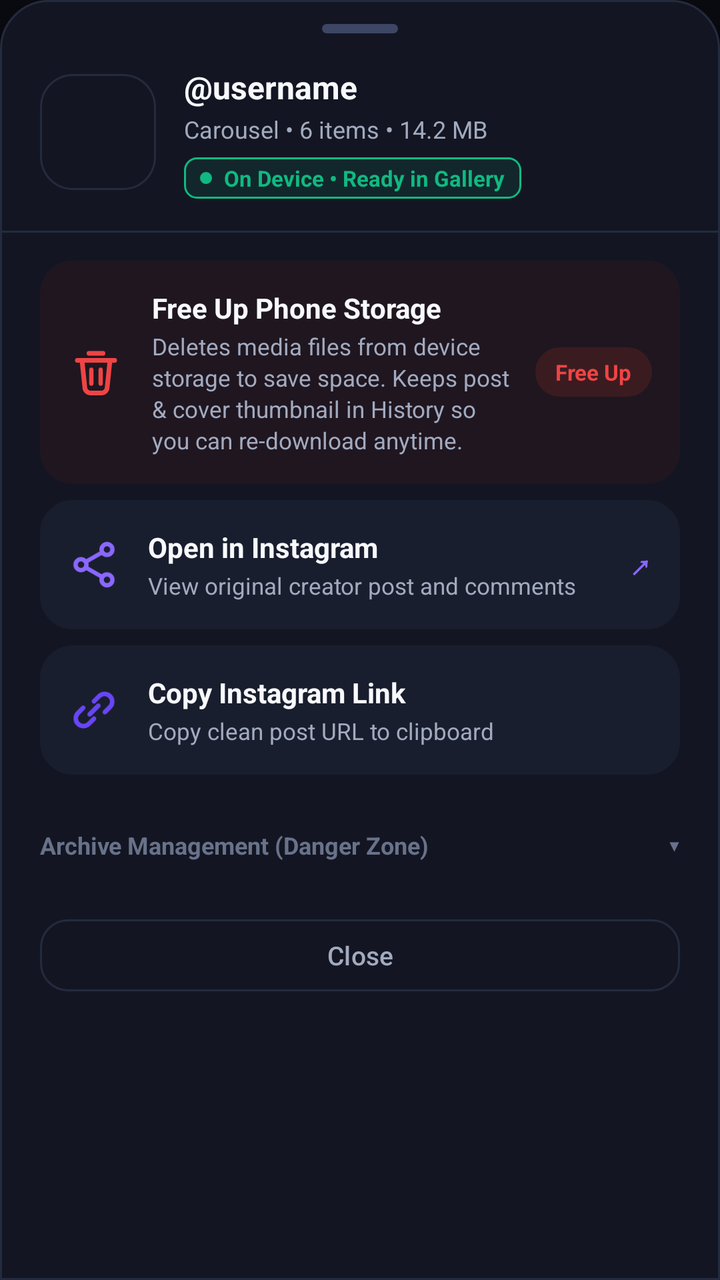
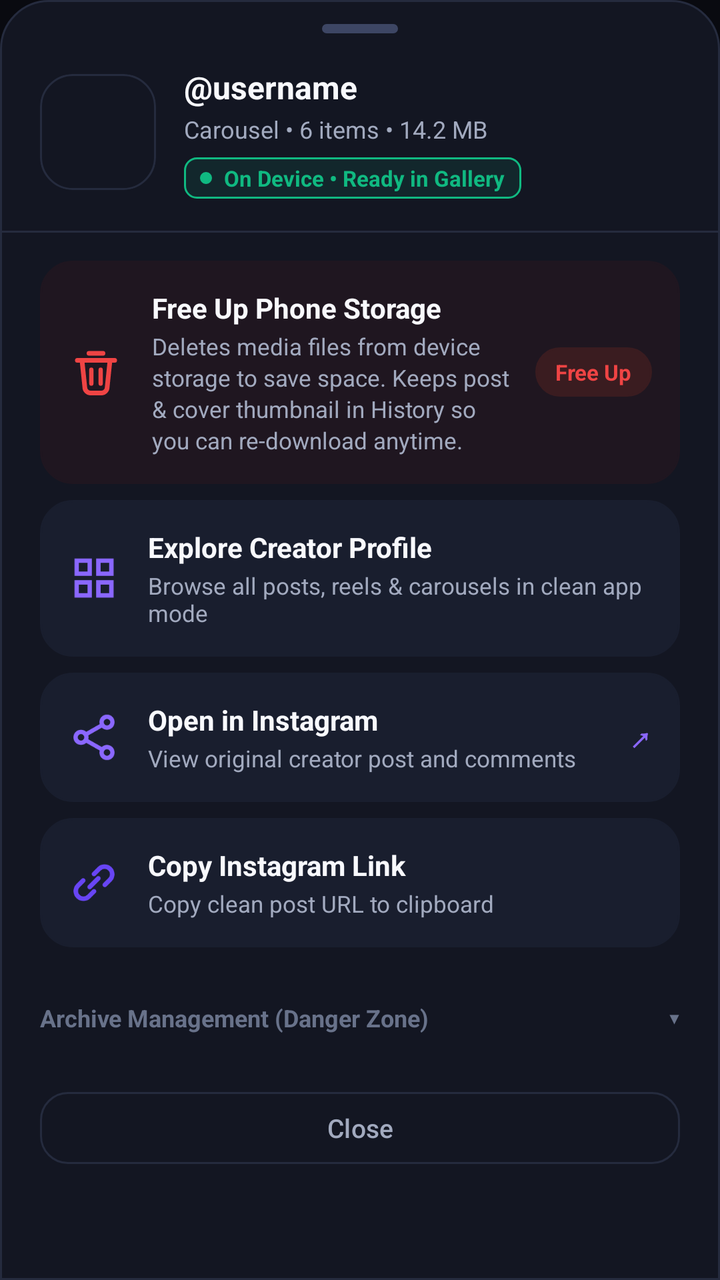

Before-and-after screenshots of an Android layout around one commit, followed by the original layout XML and the change that was made.
<!-- AndroidManifest.xml: application theme Theme.InstaSave -->
<!-- res/layout/bottom_sheet_history_item_options.xml -->
<?xml version="1.0" encoding="utf-8"?>
<LinearLayout xmlns:android="http://schemas.android.com/apk/res/android"
    xmlns:app="http://schemas.android.com/apk/res-auto"
    android:layout_width="match_parent"
    android:layout_height="wrap_content"
    android:orientation="vertical"
    android:background="@drawable/bg_bottom_sheet"
    android:paddingBottom="24dp">

    
    <View
        android:layout_width="38dp"
        android:layout_height="4.5dp"
        android:layout_gravity="center_horizontal"
        android:layout_marginTop="12dp"
        android:layout_marginBottom="16dp"
        android:background="@drawable/card_background"
        android:backgroundTint="#3D4664" />

    
    <LinearLayout
        android:layout_width="match_parent"
        android:layout_height="wrap_content"
        android:orientation="horizontal"
        android:gravity="center_vertical"
        android:paddingHorizontal="20dp"
        android:paddingBottom="16dp">

        <ImageView
            android:id="@+id/ivOptionsThumbnail"
            android:layout_width="58dp"
            android:layout_height="58dp"
            android:scaleType="centerCrop"
            android:background="@drawable/card_background"
            android:clipToOutline="true"
            android:contentDescription="Post Thumbnail" />

        <LinearLayout
            android:layout_width="0dp"
            android:layout_height="wrap_content"
            android:layout_weight="1"
            android:orientation="vertical"
            android:layout_marginStart="14dp">

            <TextView
                android:id="@+id/tvOptionsTitle"
                android:layout_width="wrap_content"
                android:layout_height="wrap_content"
                android:text="@username"
                android:textColor="@color/text_primary"
                android:textSize="16sp"
                android:textStyle="bold"
                android:singleLine="true"
                android:ellipsize="end" />

            <TextView
                android:id="@+id/tvOptionsSubtitle"
                android:layout_width="wrap_content"
                android:layout_height="wrap_content"
                android:layout_marginTop="2dp"
                android:text="Carousel • 6 items • 14.2 MB"
                android:textColor="@color/text_secondary"
                android:textSize="12sp" />

            
            <LinearLayout
                android:id="@+id/layoutOptionsStatusBadge"
                android:layout_width="wrap_content"
                android:layout_height="wrap_content"
                android:orientation="horizontal"
                android:gravity="center_vertical"
                android:paddingHorizontal="8dp"
                android:paddingVertical="3dp"
                android:layout_marginTop="6dp"
                android:background="@drawable/badge_status_downloaded">

                <View
                    android:id="@+id/dotOptionsStatus"
                    android:layout_width="6dp"
                    android:layout_height="6dp"
                    android:background="@drawable/dot_indicator" />

                <TextView
                    android:id="@+id/tvOptionsStatus"
                    android:layout_width="wrap_content"
                    android:layout_height="wrap_content"
                    android:layout_marginStart="6dp"
                    android:text="On Device • Ready in Gallery"
                    android:textColor="@color/status_green"
                    android:textSize="11sp"
                    android:textStyle="bold" />
            </LinearLayout>
        </LinearLayout>
    </LinearLayout>

    <View
        android:layout_width="match_parent"
        android:layout_height="1dp"
        android:background="@color/card_stroke"
        android:layout_marginBottom="14dp" />

    
    <LinearLayout
        android:layout_width="match_parent"
        android:layout_height="wrap_content"
        android:orientation="vertical"
        android:paddingHorizontal="20dp">

        
        <LinearLayout
            android:id="@+id/cardStorageAction"
            android:layout_width="match_parent"
            android:layout_height="wrap_content"
            android:orientation="horizontal"
            android:gravity="center_vertical"
            android:background="@drawable/card_background"
            android:backgroundTint="#1F1620"
            android:padding="14dp"
            android:clickable="true"
            android:focusable="true">

            <ImageView
                android:id="@+id/ivStorageActionIcon"
                android:layout_width="28dp"
                android:layout_height="28dp"
                android:src="@drawable/ic_delete"
                android:tint="#EF4444"
                android:contentDescription="Storage Action" />

            <LinearLayout
                android:layout_width="0dp"
                android:layout_height="wrap_content"
                android:layout_weight="1"
                android:orientation="vertical"
                android:layout_marginStart="14dp"
                android:layout_marginEnd="8dp">

                <TextView
                    android:id="@+id/tvStorageActionTitle"
                    android:layout_width="wrap_content"
                    android:layout_height="wrap_content"
                    android:text="Free Up Phone Storage"
                    android:textColor="@color/text_primary"
                    android:textSize="14sp"
                    android:textStyle="bold" />

                <TextView
                    android:id="@+id/tvStorageActionSubtitle"
                    android:layout_width="wrap_content"
                    android:layout_height="wrap_content"
                    android:layout_marginTop="2dp"
                    android:text="Deletes media files from device storage to save space. Keeps post &amp; cover thumbnail in History so you can re-download anytime."
                    android:textColor="@color/text_secondary"
                    android:textSize="11.5sp"
                    android:lineSpacingExtra="2dp" />
            </LinearLayout>

            <TextView
                android:id="@+id/tvStorageActionPill"
                android:layout_width="wrap_content"
                android:layout_height="wrap_content"
                android:text="Free Up"
                android:textColor="#EF4444"
                android:textSize="11sp"
                android:textStyle="bold"
                android:background="@drawable/card_background"
                android:backgroundTint="#3A1C20"
                android:paddingHorizontal="10dp"
                android:paddingVertical="5dp" />
        </LinearLayout>

        
        <LinearLayout
            android:id="@+id/cardOpenInstagram"
            android:layout_width="match_parent"
            android:layout_height="wrap_content"
            android:orientation="horizontal"
            android:gravity="center_vertical"
            android:background="@drawable/card_background"
            android:backgroundTint="@color/surface_variant"
            android:padding="14dp"
            android:layout_marginTop="8dp"
            android:clickable="true"
            android:focusable="true">

            <ImageView
                android:layout_width="26dp"
                android:layout_height="26dp"
                android:src="@drawable/ic_share"
                android:tint="@color/insta_pink"
                android:contentDescription="Open in Instagram" />

            <LinearLayout
                android:layout_width="0dp"
                android:layout_height="wrap_content"
                android:layout_weight="1"
                android:orientation="vertical"
                android:layout_marginStart="14dp">

                <TextView
                    android:layout_width="wrap_content"
                    android:layout_height="wrap_content"
                    android:text="Open in Instagram"
                    android:textColor="@color/text_primary"
                    android:textSize="14sp"
                    android:textStyle="bold" />

                <TextView
                    android:layout_width="wrap_content"
                    android:layout_height="wrap_content"
                    android:layout_marginTop="2dp"
                    android:text="View original creator post and comments"
                    android:textColor="@color/text_secondary"
                    android:textSize="11.5sp" />
            </LinearLayout>

            <TextView
                android:layout_width="wrap_content"
                android:layout_height="wrap_content"
                android:text="↗"
                android:textColor="@color/insta_pink"
                android:textSize="16sp"
                android:textStyle="bold" />
        </LinearLayout>

        
        <LinearLayout
            android:id="@+id/cardCopyLink"
            android:layout_width="match_parent"
            android:layout_height="wrap_content"
            android:orientation="horizontal"
            android:gravity="center_vertical"
            android:background="@drawable/card_background"
            android:backgroundTint="@color/surface_variant"
            android:padding="14dp"
            android:layout_marginTop="8dp"
            android:clickable="true"
            android:focusable="true">

            <ImageView
                android:layout_width="26dp"
                android:layout_height="26dp"
                android:src="@drawable/ic_link"
                android:tint="@color/insta_purple"
                android:contentDescription="Copy Link" />

            <LinearLayout
                android:layout_width="0dp"
                android:layout_height="wrap_content"
                android:layout_weight="1"
                android:orientation="vertical"
                android:layout_marginStart="14dp">

                <TextView
                    android:layout_width="wrap_content"
                    android:layout_height="wrap_content"
                    android:text="Copy Instagram Link"
                    android:textColor="@color/text_primary"
                    android:textSize="14sp"
                    android:textStyle="bold" />

                <TextView
                    android:layout_width="wrap_content"
                    android:layout_height="wrap_content"
                    android:layout_marginTop="2dp"
                    android:text="Copy clean post URL to clipboard"
                    android:textColor="@color/text_secondary"
                    android:textSize="11.5sp" />
            </LinearLayout>
        </LinearLayout>

        
        <LinearLayout
            android:id="@+id/layoutDangerHeader"
            android:layout_width="match_parent"
            android:layout_height="wrap_content"
            android:orientation="horizontal"
            android:gravity="center_vertical"
            android:layout_marginTop="16dp"
            android:paddingVertical="8dp"
            android:clickable="true"
            android:focusable="true">

            <TextView
                android:layout_width="0dp"
                android:layout_height="wrap_content"
                android:layout_weight="1"
                android:text="Archive Management (Danger Zone)"
                android:textColor="@color/text_muted"
                android:textSize="12sp"
                android:textStyle="bold" />

            <TextView
                android:id="@+id/tvDangerChevron"
                android:layout_width="wrap_content"
                android:layout_height="wrap_content"
                android:text="▾"
                android:textColor="@color/text_muted"
                android:textSize="16sp" />
        </LinearLayout>

        
        <LinearLayout
            android:id="@+id/layoutDangerContent"
            android:layout_width="match_parent"
            android:layout_height="wrap_content"
            android:orientation="vertical"
            android:background="@drawable/card_background"
            android:backgroundTint="#241215"
            android:padding="14dp"
            android:layout_marginTop="4dp"
            android:visibility="gone">

            <TextView
                android:layout_width="wrap_content"
                android:layout_height="wrap_content"
                android:text="⚠️ Permanent Archive Removal"
                android:textColor="#EF4444"
                android:textSize="12.5sp"
                android:textStyle="bold" />

            <TextView
                android:layout_width="wrap_content"
                android:layout_height="wrap_content"
                android:layout_marginTop="4dp"
                android:text="Removing from History will permanently erase this post record and saved thumbnail from your archive. You will not be able to re-download it from here."
                android:textColor="@color/text_secondary"
                android:textSize="11.5sp"
                android:lineSpacingExtra="2dp" />

            <Button
                android:id="@+id/btnPermanentDelete"
                style="@style/Widget.AppCompat.Button.Borderless"
                android:layout_width="match_parent"
                android:layout_height="40dp"
                android:text="Permanently Erase from History"
                android:textColor="#EF4444"
                android:textSize="12sp"
                android:textStyle="bold"
                android:background="@drawable/card_background"
                android:backgroundTint="#3B171A"
                android:layout_marginTop="12dp" />
        </LinearLayout>

        
        <com.google.android.material.button.MaterialButton
            android:id="@+id/btnCloseOptions"
            style="?attr/materialButtonOutlinedStyle"
            android:layout_width="match_parent"
            android:layout_height="44dp"
            android:text="Close"
            android:textColor="@color/text_secondary"
            android:textSize="13sp"
            app:cornerRadius="14dp"
            app:strokeColor="@color/card_stroke"
            android:layout_marginTop="14dp" />

    </LinearLayout>

</LinearLayout>
<!-- resources referenced by this layout -->
<resources>
  <color name="card_stroke">#252B3E</color>
  <color name="insta_pink">#8A67FF</color>
  <color name="insta_purple">#6845F5</color>
  <color name="status_green">#10B981</color>
  <color name="surface_variant">#191E2E</color>
  <color name="text_muted">#68728A</color>
  <color name="text_primary">#F8F9FD</color>
  <color name="text_secondary">#A2AABF</color>
  <!-- drawable badge_status_downloaded (drawable) -->
  <?xml version="1.0" encoding="utf-8"?>
  <shape xmlns:android="http://schemas.android.com/apk/res/android"
      android:shape="rectangle">
      <solid android:color="@color/status_green_bg" />
      <corners android:radius="6dp" />
      <stroke
          android:width="1dp"
          android:color="@color/status_green" />
  </shape>
  <!-- drawable card_background (drawable) -->
  <?xml version="1.0" encoding="utf-8"?>
  <shape xmlns:android="http://schemas.android.com/apk/res/android"
      android:shape="rectangle">
      <solid android:color="@color/card_bg" />
      <corners android:radius="16dp" />
      <stroke
          android:width="1dp"
          android:color="@color/card_stroke" />
  </shape>
  <!-- drawable dot_indicator (drawable) -->
  <?xml version="1.0" encoding="utf-8"?>
  <shape xmlns:android="http://schemas.android.com/apk/res/android"
      android:shape="oval">
      <solid android:color="@color/status_green" />
      <size
          android:width="10dp"
          android:height="10dp" />
  </shape>
  <color name="status_green_bg">#1A10B981</color>
  <color name="card_bg">#131622</color>
  <color name="bg_dark">#090A10</color>
  <color name="white">#FFFFFFFF</color>
  <color name="insta_coral">#FF3377</color>
  <color name="surface_elevated">#1E2335</color>
  <style name="Widget.InstaSave.BottomNav" parent="Widget.Material3.BottomNavigationView">
          <item name="itemActiveIndicatorStyle">@style/Widget.InstaSave.BottomNav.Indicator</item>
          <item name="itemRippleColor">#208A67FF</item>
      </style>
  <style name="ThemeOverlay.InstaSave.BottomSheetDialog" parent="ThemeOverlay.Material3.BottomSheetDialog">
          <item name="android:backgroundDimAmount">0.80</item>
          <item name="android:backgroundDimEnabled">true</item>
          <item name="bottomSheetStyle">@style/Widget.InstaSave.BottomSheet</item>
      </style>
  <style name="ThemeOverlay.InstaSave.MaterialAlertDialog" parent="ThemeOverlay.Material3.MaterialAlertDialog">
          <item name="android:backgroundDimAmount">0.80</item>
          <item name="android:backgroundDimEnabled">true</item>
          <item name="colorSurface">@color/card_bg</item>
      </style>
  <style name="Widget.InstaSave.BottomNav.Indicator" parent="Widget.Material3.BottomNavigationView.ActiveIndicator">
          <item name="android:color">#25213D</item>
          <item name="android:width">60dp</item>
          <item name="android:height">32dp</item>
          <item name="shapeAppearance">@style/ShapeAppearance.InstaSave.NavIndicator</item>
      </style>
  <style name="Widget.InstaSave.BottomSheet" parent="Widget.Material3.BottomSheet">
          <item name="android:background">@android:color/transparent</item>
          <item name="backgroundTint">@android:color/transparent</item>
      </style>
  <style name="ShapeAppearance.InstaSave.NavIndicator" parent="ShapeAppearance.Material3.Corner.Full">
          <item name="cornerSize">16dp</item>
      </style>
  <!-- unchanged entries left out for length: 5 -->
</resources>

<!-- the commit's change to res/layout/bottom_sheet_history_item_options.xml (unified diff, before → after) -->
@@ -167,6 +167,53 @@
                 android:backgroundTint="#3A1C20"
                 android:paddingHorizontal="10dp"
                 android:paddingVertical="5dp" />
+        </LinearLayout>
+
+        
+        <LinearLayout
+            android:id="@+id/cardExploreProfile"
+            android:layout_width="match_parent"
+            android:layout_height="wrap_content"
+            android:orientation="horizontal"
+            android:gravity="center_vertical"
+            android:background="@drawable/card_background"
+            android:backgroundTint="@color/surface_variant"
+            android:padding="14dp"
+            android:layout_marginTop="8dp"
+            android:clickable="true"
+            android:focusable="true">
+
+            <ImageView
+                android:layout_width="26dp"
+                android:layout_height="26dp"
+                android:src="@drawable/ic_explore_grid"
+                app:tint="@color/primary"
+                android:contentDescription="Explore Profile Grid" />
+
+            <LinearLayout
+                android:layout_width="0dp"
+                android:layout_height="wrap_content"
+                android:layout_weight="1"
+                android:orientation="vertical"
+                android:layout_marginStart="14dp">
+
+                <TextView
+                    android:id="@+id/tvExploreProfileTitle"
+                    android:layout_width="wrap_content"
+                    android:layout_height="wrap_content"
+                    android:text="Explore Creator Profile"
+                    android:textColor="@color/text_primary"
+                    android:textSize="14sp"
+                    android:textStyle="bold" />
+
+                <TextView
+                    android:layout_width="wrap_content"
+                    android:layout_height="wrap_content"
+                    android:layout_marginTop="2dp"
+                    android:text="Browse all posts, reels &amp; carousels in clean app mode"
+                    android:textColor="@color/text_secondary"
+                    android:textSize="11.5sp" />
+            </LinearLayout>
         </LinearLayout>
 
         
<!-- resource entries referenced after the edit -->
@@ -3,6 +3,7 @@
   <color name="card_stroke">#252B3E</color>
   <color name="insta_pink">#8A67FF</color>
   <color name="insta_purple">#6845F5</color>
+  <color name="primary">#8A67FF</color>
   <color name="status_green">#10B981</color>
   <color name="surface_variant">#191E2E</color>
   <color name="text_muted">#68728A</color>
@@ -37,6 +38,16 @@
           android:width="10dp"
           android:height="10dp" />
   </shape>
+  <!-- drawable ic_explore_grid (drawable) -->
+  <vector xmlns:android="http://schemas.android.com/apk/res/android"
+      android:width="24dp"
+      android:height="24dp"
+      android:viewportWidth="24"
+      android:viewportHeight="24">
+    <path
+        android:fillColor="@android:color/white"
+        android:pathData="M3,3v8h8V3H3zm2,2h4v4H5V5zm8,-2v8h8V3h-8zm2,2h4v4h-4V5zM3,13v8h8v-8H3zm2,2h4v4H5v-4zm8,-2v8h8v-8h-8zm2,2h4v4h-4v-4z"/>
+  </vector>
   <color name="status_green_bg">#1A10B981</color>
   <color name="card_bg">#131622</color>
   <color name="bg_dark">#090A10</color>
